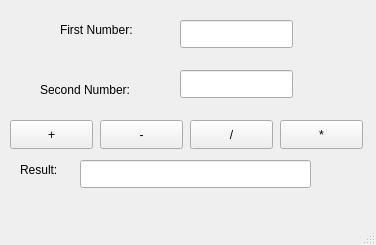
Above: mainwindow.ui from michelmichy7/calculator before the change. Below: the same form after it.
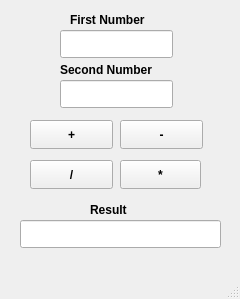
That is the form after the change.

```diff
--- a/mainwindow.ui
+++ b/mainwindow.ui
@@ -2,27 +2,77 @@
 <ui version="4.0">
  <class>MainWindow</class>
  <widget class="QMainWindow" name="MainWindow">
+  <property name="enabled">
+   <bool>true</bool>
+  </property>
   <property name="geometry">
    <rect>
     <x>0</x>
     <y>0</y>
-    <width>376</width>
-    <height>245</height>
+    <width>240</width>
+    <height>299</height>
    </rect>
   </property>
+  <property name="sizePolicy">
+   <sizepolicy hsizetype="Fixed" vsizetype="Fixed">
+    <horstretch>0</horstretch>
+    <verstretch>0</verstretch>
+   </sizepolicy>
+  </property>
+  <property name="minimumSize">
+   <size>
+    <width>240</width>
+    <height>299</height>
+   </size>
+  </property>
+  <property name="maximumSize">
+   <size>
+    <width>240</width>
+    <height>299</height>
+   </size>
+  </property>
   <property name="windowTitle">
-   <string>MainWindow</string>
+   <string>Calculator</string>
+  </property>
+  <property name="windowOpacity">
+   <double>0.999999000000000</double>
+  </property>
+  <property name="tabShape">
+   <enum>QTabWidget::TabShape::Rounded</enum>
   </property>
   <widget class="QWidget" name="centralwidget">
    <widget class="QPushButton" name="btnAdd">
     <property name="geometry">
      <rect>
-      <x>10</x>
+      <x>30</x>
       <y>120</y>
       <width>83</width>
       <height>29</height>
      </rect>
     </property>
+    <property name="maximumSize">
+     <size>
+      <width>16777215</width>
+      <height>16777215</height>
+     </size>
+    </property>
+    <property name="font">
+     <font>
+      <family>Nirmala UI</family>
+      <bold>true</bold>
+      <stylestrategy>PreferDefault</stylestrategy>
+      <hintingpreference>PreferDefaultHinting</hintingpreference>
+     </font>
+    </property>
+    <property name="cursor">
+     <cursorShape>PointingHandCursor</cursorShape>
+    </property>
+    <property name="mouseTracking">
+     <bool>false</bool>
+    </property>
+    <property name="acceptDrops">
+     <bool>false</bool>
+    </property>
     <property name="text">
      <string>+</string>
     </property>
@@ -30,12 +80,35 @@
    <widget class="QPushButton" name="btnSubstract">
     <property name="geometry">
      <rect>
-      <x>100</x>
+      <x>120</x>
       <y>120</y>
       <width>83</width>
       <height>29</height>
      </rect>
     </property>
+    <property name="maximumSize">
+     <size>
+      <width>16777215</width>
+      <height>16777215</height>
+     </size>
+    </property>
+    <property name="font">
+     <font>
+      <family>Nirmala UI</family>
+      <bold>true</bold>
+      <stylestrategy>PreferDefault</stylestrategy>
+      <hintingpreference>PreferDefaultHinting</hintingpreference>
+     </font>
+    </property>
+    <property name="cursor">
+     <cursorShape>PointingHandCursor</cursorShape>
+    </property>
+    <property name="mouseTracking">
+     <bool>false</bool>
+    </property>
+    <property name="acceptDrops">
+     <bool>false</bool>
+    </property>
     <property name="text">
      <string>-</string>
     </property>
@@ -43,12 +116,35 @@
    <widget class="QPushButton" name="btnDivide">
     <property name="geometry">
      <rect>
-      <x>190</x>
-      <y>120</y>
+      <x>30</x>
+      <y>160</y>
       <width>83</width>
       <height>29</height>
      </rect>
     </property>
+    <property name="maximumSize">
+     <size>
+      <width>16777215</width>
+      <height>16777215</height>
+     </size>
+    </property>
+    <property name="font">
+     <font>
+      <family>Nirmala UI</family>
+      <bold>true</bold>
+      <stylestrategy>PreferDefault</stylestrategy>
+      <hintingpreference>PreferDefaultHinting</hintingpreference>
+     </font>
+    </property>
+    <property name="cursor">
+     <cursorShape>PointingHandCursor</cursorShape>
+    </property>
+    <property name="mouseTracking">
+     <bool>false</bool>
+    </property>
+    <property name="acceptDrops">
+     <bool>false</bool>
+    </property>
     <property name="text">
      <string>/</string>
     </property>
@@ -56,12 +152,39 @@
    <widget class="QPushButton" name="btnMultiply">
     <property name="geometry">
      <rect>
-      <x>280</x>
-      <y>120</y>
-      <width>83</width>
+      <x>120</x>
+      <y>160</y>
+      <width>81</width>
       <height>29</height>
      </rect>
     </property>
+    <property name="maximumSize">
+     <size>
+      <width>16777215</width>
+      <height>16777215</height>
+     </size>
+    </property>
+    <property name="font">
+     <font>
+      <family>Nirmala UI</family>
+      <italic>false</italic>
+      <bold>true</bold>
+      <underline>false</underline>
+      <strikeout>false</strikeout>
+      <stylestrategy>PreferDefault</stylestrategy>
+      <kerning>true</kerning>
+      <hintingpreference>PreferDefaultHinting</hintingpreference>
+     </font>
+    </property>
+    <property name="cursor">
+     <cursorShape>PointingHandCursor</cursorShape>
+    </property>
+    <property name="mouseTracking">
+     <bool>false</bool>
+    </property>
+    <property name="acceptDrops">
+     <bool>false</bool>
+    </property>
     <property name="text">
      <string>*</string>
     </property>
@@ -69,47 +192,62 @@
    <widget class="QLabel" name="label">
     <property name="geometry">
      <rect>
-      <x>60</x>
-      <y>20</y>
-      <width>91</width>
+      <x>70</x>
+      <y>10</y>
+      <width>101</width>
       <height>20</height>
      </rect>
     </property>
+    <property name="font">
+     <font>
+      <bold>true</bold>
+     </font>
+    </property>
     <property name="text">
-     <string>First Number:</string>
+     <string>First Number</string>
     </property>
    </widget>
    <widget class="QLabel" name="label_2">
     <property name="geometry">
      <rect>
-      <x>40</x>
-      <y>80</y>
-      <width>111</width>
+      <x>60</x>
+      <y>60</y>
+      <width>121</width>
       <height>20</height>
      </rect>
     </property>
+    <property name="font">
+     <font>
+      <bold>true</bold>
+     </font>
+    </property>
     <property name="text">
-     <string>Second Number:</string>
+     <string>Second Number</string>
     </property>
    </widget>
    <widget class="QLabel" name="label_3">
     <property name="geometry">
      <rect>
-      <x>20</x>
-      <y>160</y>
-      <width>111</width>
+      <x>90</x>
+      <y>200</y>
+      <width>51</width>
       <height>20</height>
      </rect>
     </property>
+    <property name="font">
+     <font>
+      <bold>true</bold>
+     </font>
+    </property>
     <property name="text">
-     <string>Result:</string>
+     <string>Result</string>
     </property>
    </widget>
    <widget class="QLineEdit" name="txtFirstNum">
     <property name="geometry">
      <rect>
-      <x>180</x>
-      <y>20</y>
+      <x>60</x>
+      <y>30</y>
       <width>113</width>
       <height>28</height>
      </rect>
@@ -118,8 +256,8 @@
    <widget class="QLineEdit" name="txtSecondNum">
     <property name="geometry">
      <rect>
-      <x>180</x>
-      <y>70</y>
+      <x>60</x>
+      <y>80</y>
       <width>113</width>
       <height>28</height>
      </rect>
@@ -128,9 +266,9 @@
    <widget class="QLineEdit" name="txtResult">
     <property name="geometry">
      <rect>
-      <x>80</x>
-      <y>160</y>
-      <width>231</width>
+      <x>20</x>
+      <y>220</y>
+      <width>201</width>
       <height>28</height>
      </rect>
     </property>
```
Left out of the diff: 2 changed lines with no effect on the pictures.
